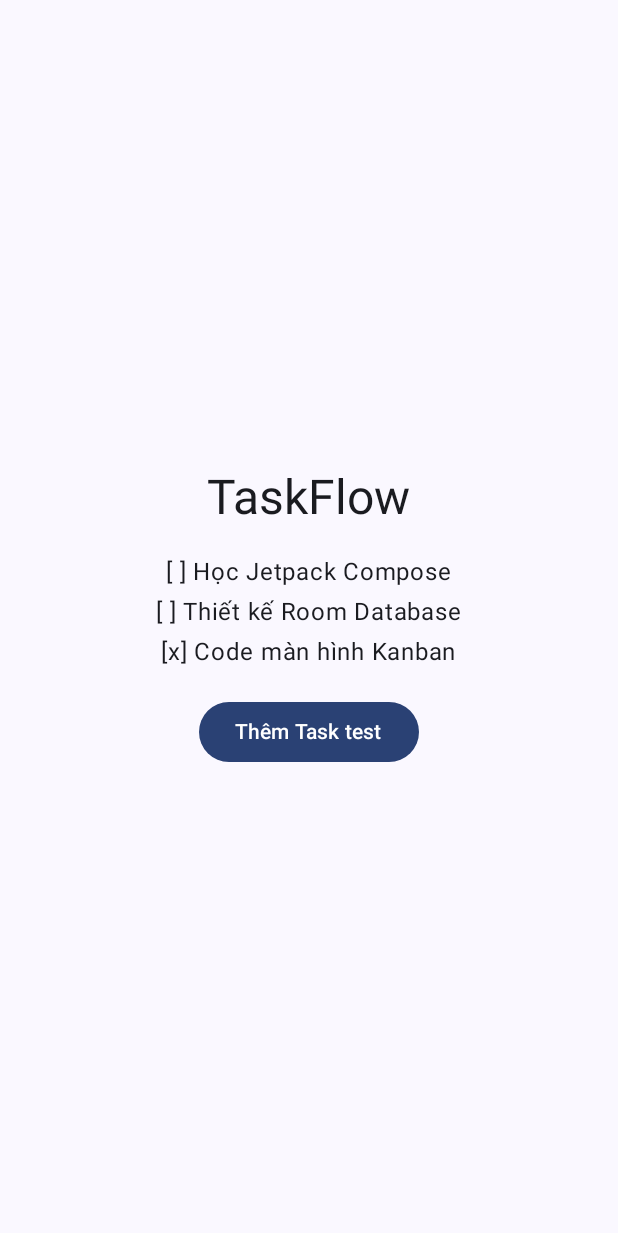
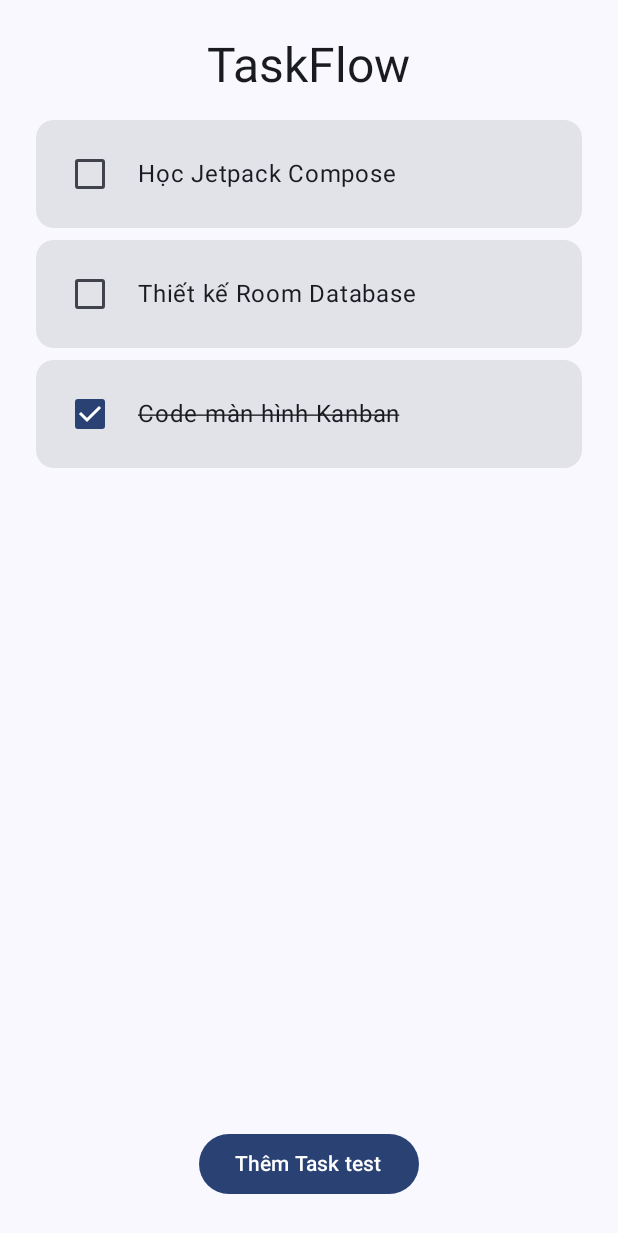
Before and after one commit to tungnguyencg62/TaskFlow, an Android app built with Jetpack Compose: the screen it shows after launch (MainActivity), on a phone screen of 412 x 824 dp. Shown: the top 1233 px of the screen. Run offline under Robolectric (Android 15) with nearby library versions, the phone set to English and light mode, and no system bars.

Commit message:
Bước 6: Hiển thị bằng LazyColumn + Card

```diff
--- a/app/src/main/java/online/futuret/taskflow/MainActivity.kt
+++ b/app/src/main/java/online/futuret/taskflow/MainActivity.kt
@@ -5,13 +5,20 @@ import android.os.Bundle
 import androidx.activity.ComponentActivity
 import androidx.activity.compose.setContent
 import androidx.activity.enableEdgeToEdge
+import androidx.compose.foundation.clickable
 import androidx.compose.foundation.layout.Arrangement
 import androidx.compose.foundation.layout.Column
+import androidx.compose.foundation.layout.Row
 import androidx.compose.foundation.layout.Spacer
 import androidx.compose.foundation.layout.fillMaxSize
 import androidx.compose.foundation.layout.height
 import androidx.compose.foundation.layout.padding
+import androidx.compose.foundation.layout.width
+import androidx.compose.foundation.lazy.LazyColumn
+import androidx.compose.foundation.lazy.items
 import androidx.compose.material3.Button
+import androidx.compose.material3.Card
+import androidx.compose.material3.Checkbox
 import androidx.compose.material3.MaterialTheme
 import androidx.compose.material3.Scaffold
 import androidx.compose.material3.Text
@@ -22,6 +29,7 @@ import androidx.compose.runtime.remember
 import androidx.compose.runtime.setValue
 import androidx.compose.ui.Alignment
 import androidx.compose.ui.Modifier
+import androidx.compose.ui.text.style.TextDecoration
 import androidx.compose.ui.tooling.preview.Preview
 import androidx.compose.ui.unit.dp
 import online.futuret.taskflow.model.Task
@@ -57,13 +65,18 @@ fun TaskFlowHomeScreen(modifier: Modifier = Modifier) {
         verticalArrangement = Arrangement.Center) {
         Text(text = "TaskFlow", style = MaterialTheme.typography.headlineLarge)
         Spacer(modifier = Modifier.height(16.dp))
-        taskList.forEach { task ->
-            Text(
-                text = "${if (task.isDone) "[x]" else "[ ]"} ${task.title}",
-                style = MaterialTheme.typography.bodyLarge,
-                modifier = Modifier.padding(vertical = 4.dp)
-            )
+
+        LazyColumn(modifier = Modifier.weight(1f),
+            verticalArrangement = Arrangement.spacedBy(8.dp)) {
+            items(items = taskList, key = {it.id}){task ->
+                TaskCard(task = task, onToggleDone = {
+                    taskList = taskList.map {
+                        if (it.id == task.id) it.copy(isDone = !it.isDone) else it
+                    }
+                })
+            }
         }
+
         Spacer(modifier = Modifier.height(16.dp))
         Button(onClick = {
             val newTask = Task(
@@ -78,6 +91,24 @@ fun TaskFlowHomeScreen(modifier: Modifier = Modifier) {
     }
 }
 
+@Composable
+fun TaskCard(task: Task,onToggleDone: () ->Unit){
+    Card(modifier = Modifier.fillMaxSize().clickable(onClick = onToggleDone)) {
+        Row(
+            modifier = Modifier.padding(12.dp),
+            verticalAlignment = Alignment.CenterVertically
+        ) {
+            Checkbox(checked = task.isDone, onCheckedChange = {onToggleDone()})
+            Spacer(modifier = Modifier.width(8.dp))
+            Text(
+                text = task.title,
+                style = MaterialTheme.typography.bodyLarge,
+                textDecoration = if (task.isDone) TextDecoration.LineThrough else TextDecoration.None
+            )
+        }
+    }
+}
+
 @Preview(showBackground = true)
 @Composable
 fun TaskFlowHomeScreenPreview() {
```
